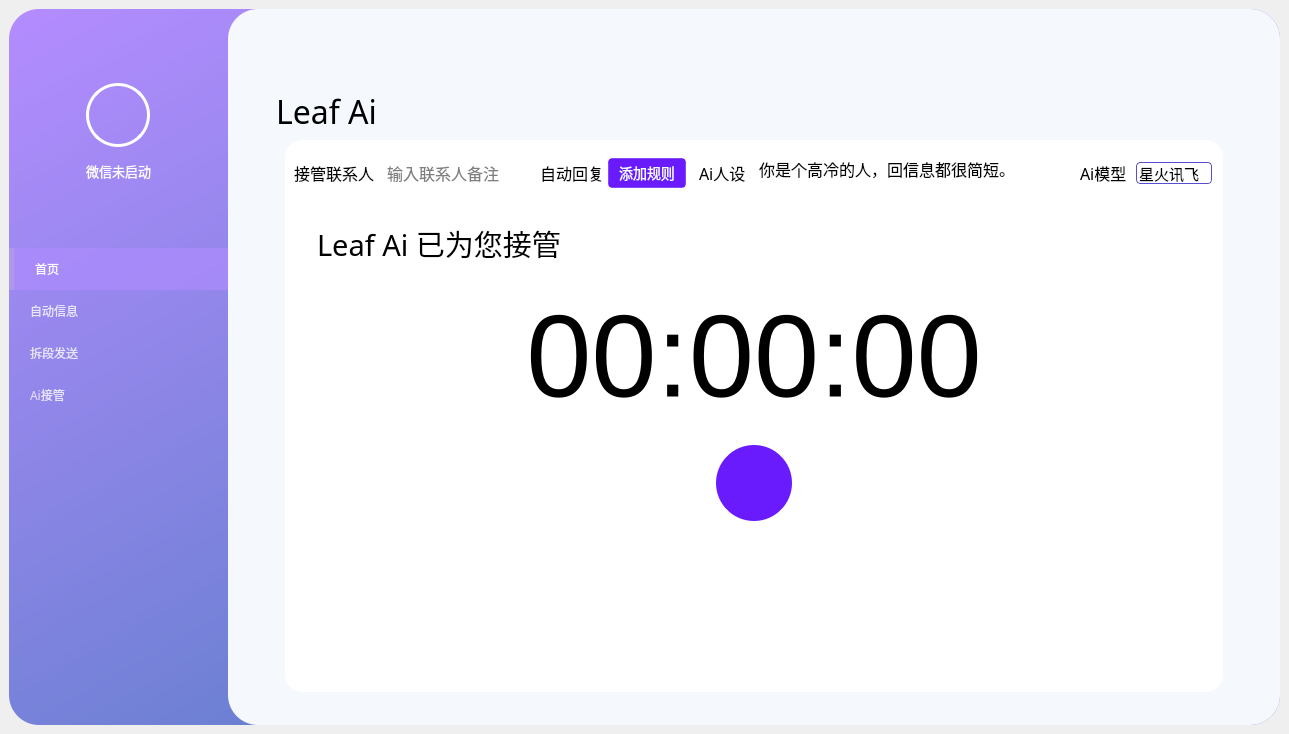
Qt form Ui_MainWindow.ui (YangShengzhou03/LeafAuto) before a commit.
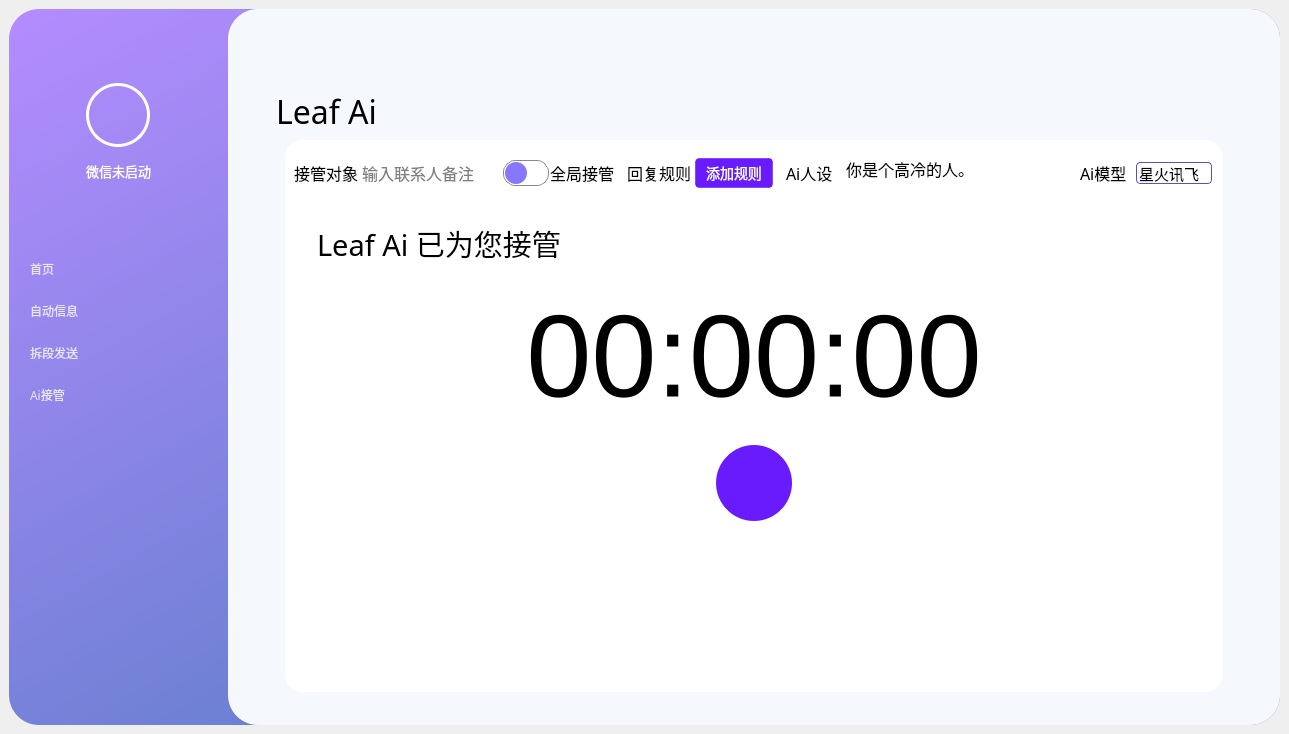
The same form after that commit. The open tabs and pages were chosen to show the change. Icons and pictures are not drawn.

Commit message: 枫叶信息自动化系统

```diff
--- a/Ui_MainWindow.ui
+++ b/Ui_MainWindow.ui
@@ -267,7 +267,7 @@
 </string>
             </property>
             <property name="currentRow">
-             <number>0</number>
+             <number>-1</number>
             </property>
             <item>
              <property name="text">
@@ -4705,6 +4705,9 @@
                           </property>
                           <item>
                            <layout class="QHBoxLayout" name="horizontalLayout_13">
+                            <property name="spacing">
+                             <number>0</number>
+                            </property>
                             <item>
                              <widget class="QLabel" name="label_9">
                               <property name="font">
@@ -4719,7 +4722,7 @@
 }</string>
                               </property>
                               <property name="text">
-                               <string>接管联系人</string>
+                               <string>接管对象</string>
                               </property>
                              </widget>
                             </item>
@@ -4757,6 +4760,78 @@
                               </property>
                              </widget>
                             </item>
+                            <item>
+                             <widget class="QCheckBox" name="checkBox">
+                              <property name="minimumSize">
+                               <size>
+                                <width>48</width>
+                                <height>28</height>
+                               </size>
+                              </property>
+                              <property name="maximumSize">
+                               <size>
+                                <width>48</width>
+                                <height>28</height>
+                               </size>
+                              </property>
+                              <property name="styleSheet">
+                               <string notr="true">QCheckBox {
+    width: 16px;
+    height: 16px;
+    margin: 1px;
+    border-radius: 12px;
+    padding: 0;
+    border: 1px solid #8a8a8a;
+}
+
+QCheckBox::indicator {
+    width: 22px;
+    height: 22px;
+    border-radius: 11px;
+    box-shadow: 0px 2px 5px 0px rgba(0, 0, 0, 0.3);
+    position: absolute;
+    top: 1px;
+}
+
+QCheckBox:unchecked {
+    background-color: white;
+}
+
+QCheckBox:checked {
+    background-color: qradialgradient(cx:0.5, cy:0.5, radius:1, fx:0.5, fy:0.5, stop:0.66 rgba(134, 119, 253, 255), stop:1 rgba(119, 111, 252, 255));
+}
+
+QCheckBox::indicator:unchecked {
+    background: qradialgradient(cx:0.5, cy:0.5, radius:1, fx:0.5, fy:0.5, stop:0.66 rgba(134, 119, 253, 255), stop:1 rgba(119, 111, 252, 255));
+    left: 1px;
+}
+
+QCheckBox::indicator:checked {
+    background-color: white;
+    left: 21px;
+}</string>
+                              </property>
+                              <property name="text">
+                               <string/>
+                              </property>
+                              <property name="checked">
+                               <bool>false</bool>
+                              </property>
+                             </widget>
+                            </item>
+                            <item>
+                             <widget class="QLabel" name="label_16">
+                              <property name="font">
+                               <font>
+                                <family>微软雅黑 Light</family>
+                                <pointsize>12</pointsize>
+                               </font>
+                              </property>
+                              <property name="text">
+                               <string>全局接管</string>
+                              </property>
+                             </widget>
+                            </item>
                            </layout>
                           </item>
                           <item>
@@ -4784,7 +4859,7 @@
 }</string>
                               </property>
                               <property name="text">
-                               <string>自动回复</string>
+                               <string>回复规则</string>
                               </property>
                              </widget>
                             </item>
@@ -4893,7 +4968,7 @@
                                <string/>
                               </property>
                               <property name="text">
-                               <string>你是个高冷的人，回信息都很简短。</string>
+                               <string>你是个高冷的人。</string>
                               </property>
                               <property name="placeholderText">
                                <string>在此输入Ai人设</string>
```
Left out of the diff: 150 changed lines with no effect on the pictures. The commit also changes 1 other file.
